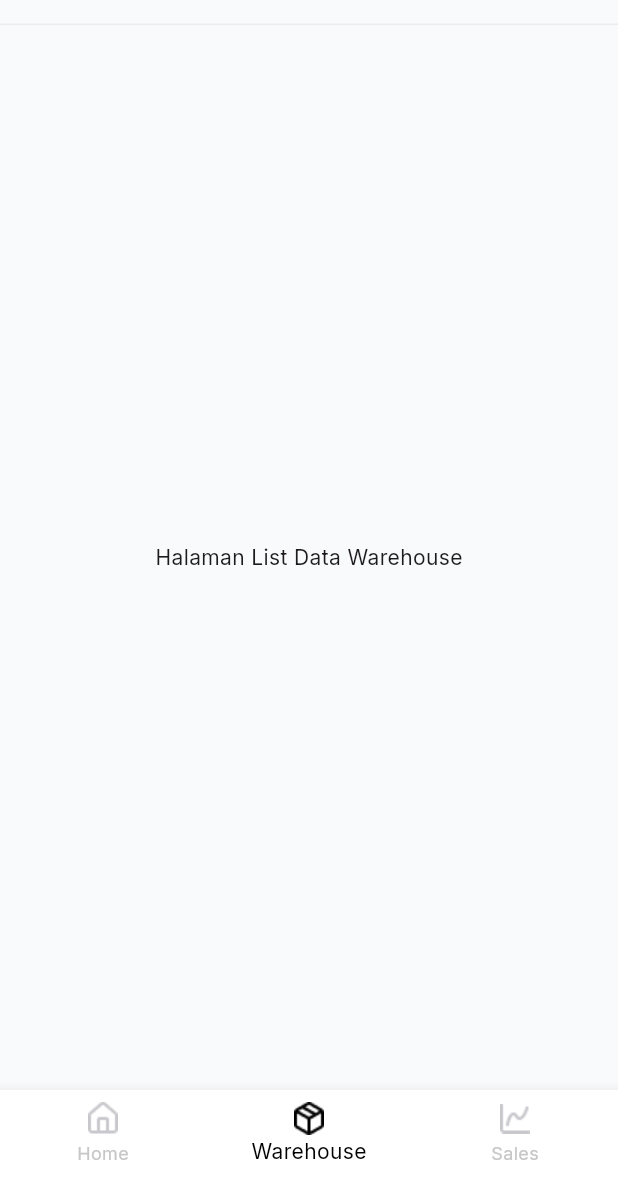
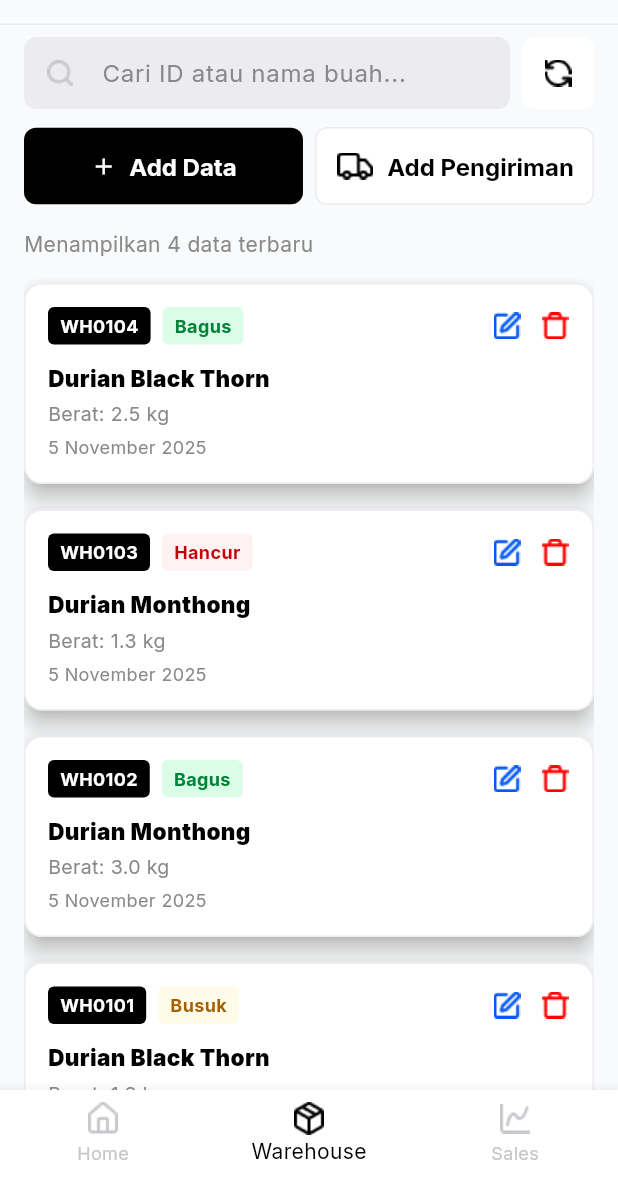
Before and after one commit to hklfsyh/wmsdurich, a Flutter app: the WarehousePage screen opened by its route, on a phone screen of 412 x 824 dp, the part 59-1236 px from its top. Run offline on Flutter 3.47's test engine with Material 3 defaults, Android fonts, the phone set to English and light mode, and no system bars; our stand-ins replace dio, flutter_riverpod, go_router, google_fonts.

Commit message:
Slicing Warehouse Page sampai Delete

```diff
--- a/lib/features/home/presentation/widgets/warehouse_summary_card.dart
+++ b/lib/features/home/presentation/widgets/warehouse_summary_card.dart
@@ -73,8 +73,8 @@ class WarehouseSummaryCard extends StatelessWidget {
                 ),
                 _buildStatusItem(
                   context,
-                  title: 'Hilang',
-                  value: model.hilang.toString(),
+                  title: 'Hancur',
+                  value: model.hancur.toString(),
                   bgColor: AppColors.statusDangerLight,
                   valueColor: AppColors.statusDangerDark,
                   isStatusTitle: true,
--- a/lib/features/warehouse/presentation/warehouse_page.dart
+++ b/lib/features/warehouse/presentation/warehouse_page.dart
@@ -1,13 +1,168 @@
 import 'package:flutter/material.dart';
+import 'package:wms_durich/core/constants/asset_paths.dart';
+import 'package:wms_durich/core/theme/app_colors.dart';
+import 'package:wms_durich/features/warehouse/presentation/widgets/warehouse_item_card.dart';
+import 'package:wms_durich/features/warehouse/presentation/widgets/delete_confirmation_dialog.dart';
+import 'package:wms_durich/shared/models/warehouse_model.dart';
 
 class WarehousePage extends StatelessWidget {
   const WarehousePage({super.key});
 
+  void _showDeleteDialog(BuildContext context, WarehouseModel item) {
+    showDialog(
+      context: context,
+      // 👇 PENTING: Atur overlay hitam transparan (Opacity 55%)
+      barrierColor: Colors.black.withOpacity(0.55),
+      builder: (context) {
+        return DeleteConfirmationDialog(
+          item: item,
+          onConfirm: () {
+            // TODO: Implementasikan logika DELETE API GoLang di sini
+            ScaffoldMessenger.of(context).showSnackBar(
+              SnackBar(
+                  content:
+                      Text('Simulasi: Menghapus data ${item.warehouseId}')),
+            );
+          },
+        );
+      },
+    );
+  }
+
   @override
   Widget build(BuildContext context) {
+    // Data Dummy
+    final data = WarehouseModel.dummyData;
+
     return Scaffold(
-      appBar: AppBar(title: Text('Warehouse Management')),
-      body: Center(child: Text('Halaman List Data Warehouse')),
+      appBar: AppBar(
+        title: const Text('Warehouse Management'),
+        automaticallyImplyLeading: false,
+      ),
+      body: Padding(
+        padding: const EdgeInsets.symmetric(horizontal: 16.0),
+        child: Column(
+          crossAxisAlignment: CrossAxisAlignment.start,
+          children: [
+            const SizedBox(height: 8),
+
+            // 1. Search Bar dan Refresh Button
+            Row(
+              children: [
+                Expanded(
+                  child: TextField(
+                    decoration: InputDecoration(
+                      hintText: 'Cari ID atau nama buah...',
+                      hintStyle:
+                          const TextStyle(color: AppColors.textPlaceholder),
+                      prefixIcon:
+                          Image.asset(AssetPaths.searchGray, height: 20),
+                      border: OutlineInputBorder(
+                        borderRadius: BorderRadius.circular(8),
+                        borderSide: BorderSide.none,
+                      ),
+                      filled: true,
+                      fillColor: AppColors.fieldBackground,
+                      contentPadding: const EdgeInsets.symmetric(
+                          vertical: 0, horizontal: 16),
+                    ),
+                  ),
+                ),
+                const SizedBox(width: 8),
+                Container(
+                  decoration: BoxDecoration(
+                    color: AppColors.white,
+                    borderRadius: BorderRadius.circular(8),
+                  ),
+                  child: IconButton(
+                    icon: Image.asset(AssetPaths.refreshBlack, height: 20),
+                    onPressed: () {
+                      // Logic refresh data
+                    },
+                  ),
+                ),
+              ],
+            ),
+            const SizedBox(height: 12),
+
+            // 2. Add Data Button dan Add Pengiriman Button
+            Row(
+              children: [
+                Expanded(
+                  child: ElevatedButton.icon(
+                    onPressed: () {
+                      // Navigasi ke Add Data Page
+                    },
+                    icon: const Icon(Icons.add, color: AppColors.white),
+                    label: const Text('Add Data',
+                        style: TextStyle(color: AppColors.white)),
+                    style: ElevatedButton.styleFrom(
+                      backgroundColor: AppColors.black,
+                      padding: const EdgeInsets.symmetric(vertical: 16),
+                      shape: RoundedRectangleBorder(
+                          borderRadius: BorderRadius.circular(8)),
+                      elevation: 0,
+                    ),
+                  ),
+                ),
+                const SizedBox(width: 8),
+                Expanded(
+                  child: ElevatedButton.icon(
+                    onPressed: () {
+                      // Navigasi ke Add Pengiriman Page
+                    },
+                    icon: Image.asset(AssetPaths.truckBlack,
+                        height: 20), // Ikon Add Pengiriman
+                    label: const Text('Add Pengiriman',
+                        style: TextStyle(color: AppColors.black)),
+                    style: ElevatedButton.styleFrom(
+                      backgroundColor: AppColors.white,
+                      padding: const EdgeInsets.symmetric(vertical: 16),
+                      shape: RoundedRectangleBorder(
+                        borderRadius: BorderRadius.circular(8),
+                        side:
+                            const BorderSide(color: AppColors.fieldBackground),
+                      ),
+                      elevation: 0,
+                    ),
+                  ),
+                ),
+              ],
+            ),
+            const SizedBox(height: 16),
+
+            // 3. Status Display
+            const Text(
+              'Menampilkan 4 data terbaru',
+              style: TextStyle(color: AppColors.textSecondary, fontSize: 14),
+            ),
+            const SizedBox(height: 8),
+
+            // 4. List Data Warehouse
+            Expanded(
+              child: ListView.builder(
+                padding: EdgeInsets.zero,
+                itemCount: data.length,
+                itemBuilder: (context, index) {
+                  final item = data[index];
+                  return Padding(
+                    padding: const EdgeInsets.only(bottom: 1.0),
+                    child: WarehouseItemCard(
+                      model: item,
+                      onEdit: () {
+                        // Implementasi Edit/Update
+                      },
+                      onDelete: () {
+                        _showDeleteDialog(context, item);
+                      },
+                    ),
+                  );
+                },
+              ),
+            ),
+          ],
+        ),
+      ),
     );
   }
 }
--- /dev/null
+++ b/lib/features/warehouse/presentation/widgets/delete_confirmation_dialog.dart
@@ -0,0 +1,101 @@
+import 'package:flutter/material.dart';
+import 'package:wms_durich/core/theme/app_colors.dart';
+import 'package:wms_durich/shared/models/warehouse_model.dart';
+
+class DeleteConfirmationDialog extends StatelessWidget {
+  final WarehouseModel item;
+  final VoidCallback onConfirm;
+
+  const DeleteConfirmationDialog({
+    super.key,
+    required this.item,
+    required this.onConfirm,
+  });
+
+  @override
+  Widget build(BuildContext context) {
+    final description = [
+      const TextSpan(text: 'Apakah anda yakin ingin menghapus data warehouse '),
+      TextSpan(
+        text: item.warehouseId,
+        style: const TextStyle(
+            fontWeight: FontWeight.bold, color: AppColors.black),
+      ),
+      TextSpan(
+          text: ' (',
+          style: const TextStyle(
+              fontWeight: FontWeight.bold, color: AppColors.black)),
+      TextSpan(
+        text: item.name,
+        style: const TextStyle(
+            fontWeight: FontWeight.bold, color: AppColors.black),
+      ),
+      TextSpan(
+          text: ')',
+          style: const TextStyle(
+              fontWeight: FontWeight.bold, color: AppColors.black)),
+      const TextSpan(text: '? Tindakan ini tidak dapat dibatalkan.'),
+    ];
+
+    return AlertDialog(
+      shape: RoundedRectangleBorder(borderRadius: BorderRadius.circular(16.0)),
+      backgroundColor: AppColors.white,
+
+      title: const Text(
+        'Hapus Data Warehouse?',
+        textAlign: TextAlign.center,
+        style: TextStyle(
+          fontSize: 16,
+          fontWeight: FontWeight.w900,
+          color: AppColors.textPrimary,
+        ),
+      ),
+
+      // Konten/Deskripsi (Menggunakan RichText)
+      content: RichText(
+        textAlign: TextAlign.center,
+        text: TextSpan(
+          children: description,
+          style: const TextStyle(
+            fontSize: 14,
+            color: AppColors.textSecondary,
+            height: 1.5,
+          ),
+        ),
+      ),
+
+      // Tombol Aksi
+      actionsAlignment: MainAxisAlignment.center,
+      actions: [
+        ElevatedButton(
+          onPressed: () => Navigator.of(context).pop(),
+          style: ElevatedButton.styleFrom(
+            backgroundColor: AppColors.white,
+            foregroundColor: AppColors.black,
+            minimumSize: const Size(120, 50),
+            shape: RoundedRectangleBorder(
+              borderRadius: BorderRadius.circular(8.0),
+              side: const BorderSide(color: AppColors.textPlaceholder),
+            ),
+            elevation: 0,
+          ),
+          child: const Text('Batal'),
+        ),
+        ElevatedButton(
+          onPressed: () {
+            Navigator.of(context).pop();
+            onConfirm();
+          },
+          style: ElevatedButton.styleFrom(
+            backgroundColor: AppColors.redSolid,
+            foregroundColor: AppColors.white,
+            minimumSize: const Size(120, 50),
+            shape: RoundedRectangleBorder(
+                borderRadius: BorderRadius.circular(8.0)),
+          ),
+          child: const Text('Hapus'),
+        ),
+      ],
+    );
+  }
+}
--- /dev/null
+++ b/lib/features/warehouse/presentation/widgets/warehouse_item_card.dart
@@ -0,0 +1,134 @@
+// lib/features/warehouse/presentation/widgets/warehouse_item_card.dart
+import 'package:flutter/material.dart';
+import 'package:intl/intl.dart';
+import 'package:wms_durich/core/constants/asset_paths.dart';
+import 'package:wms_durich/core/theme/app_colors.dart';
+import 'package:wms_durich/shared/models/warehouse_model.dart';
+
+class WarehouseItemCard extends StatelessWidget {
+  final WarehouseModel model;
+  final VoidCallback onEdit;
+  final VoidCallback onDelete;
+
+  const WarehouseItemCard({
+    super.key,
+    required this.model,
+    required this.onEdit,
+    required this.onDelete,
+  });
+
+  @override
+  Widget build(BuildContext context) {
+    final conditionData = DurianConditionData.fromCondition(model.condition);
+
+    return Card(
+      elevation: 6,
+      shape: RoundedRectangleBorder(
+        borderRadius: BorderRadius.circular(12),
+        side: const BorderSide(color: AppColors.fieldBackground),
+      ),
+      color: AppColors.white,
+      child: Padding(
+        padding: const EdgeInsets.all(16.0),
+        child: Column(
+          crossAxisAlignment: CrossAxisAlignment.start,
+          children: [
+            // Row ID & Status & Action Buttons
+            Row(
+              mainAxisAlignment: MainAxisAlignment.spaceBetween,
+              children: [
+                // WH ID dan Status
+                Row(
+                  children: [
+                    // WH ID Tag
+                    Container(
+                      padding: const EdgeInsets.symmetric(
+                          horizontal: 8, vertical: 4),
+                      decoration: BoxDecoration(
+                        color: AppColors.black,
+                        borderRadius: BorderRadius.circular(4),
+                      ),
+                      child: Text(
+                        model.warehouseId,
+                        style: const TextStyle(
+                          color: AppColors.white,
+                          fontSize: 12,
+                          fontWeight: FontWeight.bold,
+                        ),
+                      ),
+                    ),
+                    const SizedBox(width: 8),
+
+                    // Condition Tag
+                    Container(
+                      padding: const EdgeInsets.symmetric(
+                          horizontal: 8, vertical: 4),
+                      decoration: BoxDecoration(
+                        color: conditionData.bgColor,
+                        borderRadius: BorderRadius.circular(4),
+                      ),
+                      child: Text(
+                        conditionData.label,
+                        style: TextStyle(
+                          color: conditionData.textColor,
+                          fontSize: 12,
+                          fontWeight: FontWeight.bold,
+                        ),
+                      ),
+                    ),
+                  ],
+                ),
+
+                // Action Buttons
+                Row(
+                  children: [
+                    // Edit Button
+                    GestureDetector(
+                      onTap: onEdit,
+                      child: Image.asset(AssetPaths.editBlue, height: 20),
+                    ),
+                    const SizedBox(width: 12),
+
+                    // Delete Button
+                    GestureDetector(
+                      onTap: onDelete,
+                      child: Image.asset(AssetPaths.deleteRed, height: 20),
+                    ),
+                  ],
+                ),
+              ],
+            ),
+
+            const SizedBox(height: 12),
+
+            // Detail Buah
+            Text(
+              model.name,
+              style: const TextStyle(
+                fontSize: 15,
+                fontWeight: FontWeight.w900,
+                color: AppColors.textPrimary,
+              ),
+            ),
+            const SizedBox(height: 4),
+            Text(
+              'Berat: ${model.weightKg.toStringAsFixed(1)} kg',
+              style: const TextStyle(
+                fontSize: 13,
+                color: AppColors.textSecondary,
+              ),
+            ),
+            const SizedBox(height: 4),
+            Text(
+              DateFormat('d MMMM yyyy').format(model.entryDate),
+              style: const TextStyle(
+                fontSize: 12, // Tetap 12
+                color: AppColors.textSecondary,
+              ),
+            ),
+          ],
+        ),
+      ),
+    );
+  }
+}
--- a/lib/shared/models/dashboard_model.dart
+++ b/lib/shared/models/dashboard_model.dart
@@ -3,7 +3,7 @@ class DashboardModel {
   final int totalDurian;
   final int bagus;
   final int busuk;
-  final int hilang;
+  final int hancur;
 
   // Ringkasan Penjualan
   final double terjualKg;
@@ -15,7 +15,7 @@ class DashboardModel {
     required this.totalDurian,
     required this.bagus,
     required this.busuk,
-    required this.hilang,
+    required this.hancur,
     required this.terjualKg,
     required this.totalPendapatanJuta,
     required this.pulpingKg,
@@ -27,7 +27,7 @@ class DashboardModel {
     totalDurian: 4,
     bagus: 2,
     busuk: 1,
-    hilang: 1,
+    hancur: 1,
     terjualKg: 25.5,
     totalPendapatanJuta: 3.8,
     pulpingKg: 5.2,
--- /dev/null
+++ b/lib/shared/models/warehouse_model.dart
@@ -0,0 +1,92 @@
+// lib/shared/models/warehouse_model.dart
+import 'package:flutter/material.dart';
+import 'package:wms_durich/core/theme/app_colors.dart';
+
+enum DurianCondition {
+  bagus,
+  busuk,
+  hancur,
+  hilang,
+}
+
+class DurianConditionData {
+  final String label;
+  final Color bgColor;
+  final Color textColor;
+
+  DurianConditionData(this.label, this.bgColor, this.textColor);
+
+  static DurianConditionData fromCondition(DurianCondition condition) {
+    switch (condition) {
+      case DurianCondition.bagus:
+        return DurianConditionData(
+            'Bagus', AppColors.statusSuccessLight, AppColors.statusSuccessDark);
+      case DurianCondition.busuk:
+        return DurianConditionData(
+            'Busuk', AppColors.statusWarningLight, AppColors.statusWarningDark);
+      case DurianCondition.hancur:
+        return DurianConditionData(
+            'Hancur', AppColors.statusDangerLight, AppColors.statusDangerDark);
+      case DurianCondition.hilang:
+        return DurianConditionData(
+            'Hilang', AppColors.statusDangerLight, AppColors.statusDangerDark);
+      default:
+        return DurianConditionData('Tidak Diketahui', AppColors.fieldBackground,
+            AppColors.textPrimary);
+    }
+  }
+}
+
+class WarehouseModel {
+  final String warehouseId;
+  final String fruitId;
+  final String name;
+  final DurianCondition condition;
+  final double weightKg;
+  final DateTime entryDate;
+
+  WarehouseModel({
+    required this.warehouseId,
+    required this.fruitId,
+    required this.name,
+    required this.condition,
+    required this.weightKg,
+    required this.entryDate,
+  });
+
+  // Data Dummy
+  static List<WarehouseModel> dummyData = [
+    WarehouseModel(
+      warehouseId: 'WH0104',
+      fruitId: 'BT0202',
+      name: 'Durian Black Thorn',
+      condition: DurianCondition.bagus,
+      weightKg: 2.5,
+      entryDate: DateTime(2025, 11, 5),
+    ),
+    WarehouseModel(
+      warehouseId: 'WH0103',
+      fruitId: 'MV0101',
+      name: 'Durian Monthong',
+      condition: DurianCondition.hancur,
+      weightKg: 1.3,
+      entryDate: DateTime(2025, 11, 5),
+    ),
+    WarehouseModel(
+      warehouseId: 'WH0102',
+      fruitId: 'MV0102',
+      name: 'Durian Monthong',
+      condition: DurianCondition.bagus,
+      weightKg: 3.0,
+      entryDate: DateTime(2025, 11, 5),
+    ),
+    WarehouseModel(
+      warehouseId: 'WH0101',
+      fruitId: 'BT0201',
+      name: 'Durian Black Thorn',
+      condition: DurianCondition.busuk,
+      weightKg: 1.8,
+      entryDate: DateTime(2025, 11, 5),
+    ),
+  ];
+}
```
